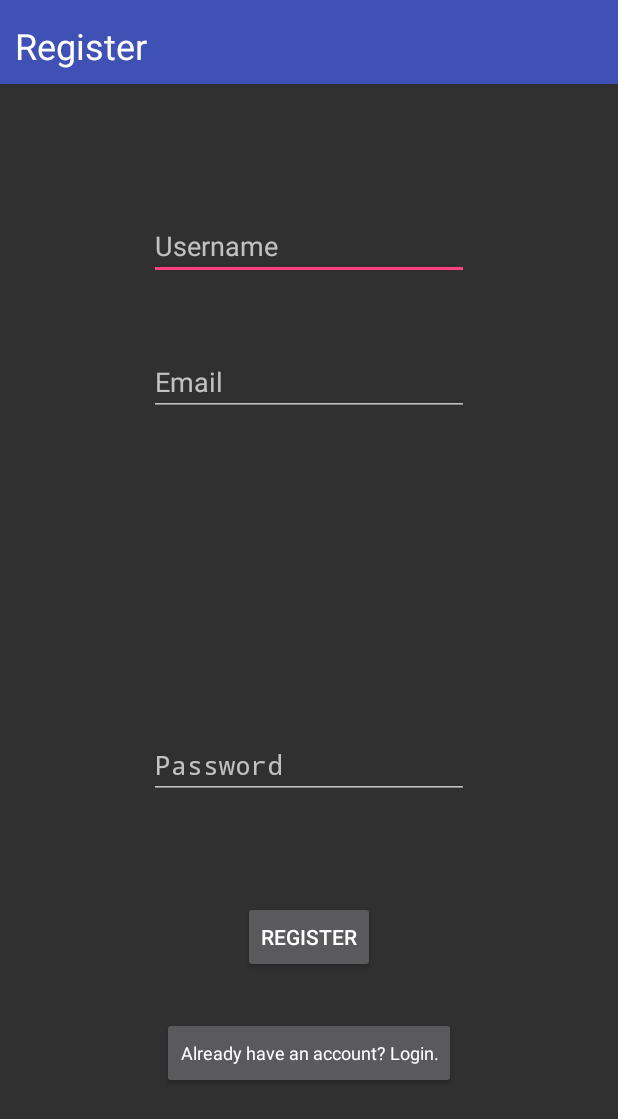
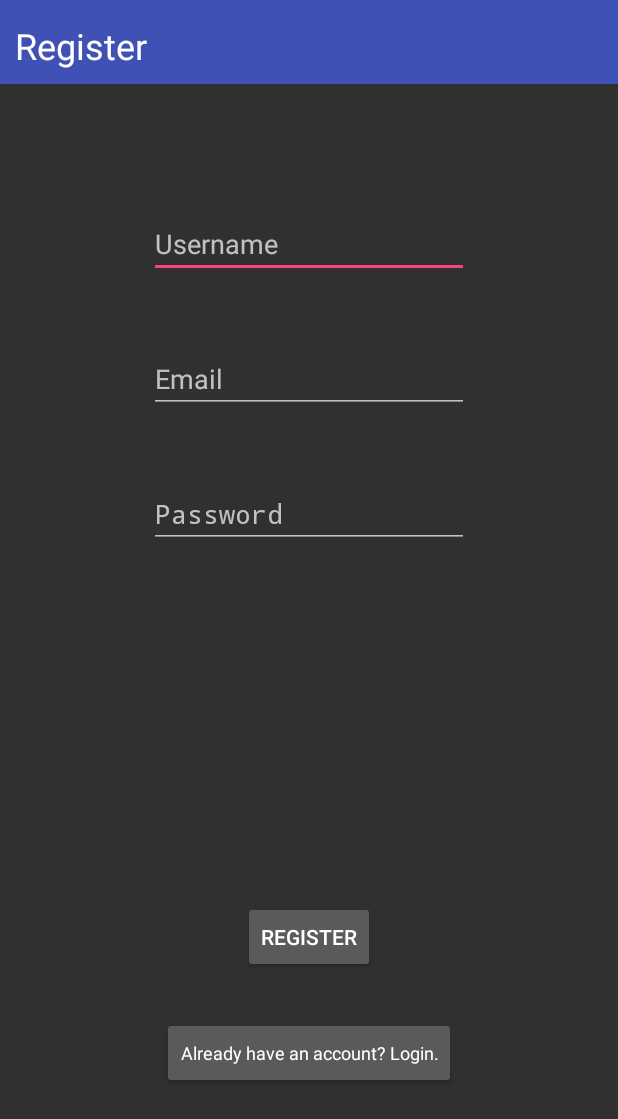
Before and after one commit to enjoybeta/ProjectHash, an Android app: the SignupActivity screen opened directly, with no data from a screen before it, on a phone screen of 412 x 824 dp. Shown: the top 1119 px of the screen. Run offline under Robolectric (Android 15) with nearby library versions, the phone set to English and light mode, and no system bars; network calls fail.

Commit message:
v1.3.5.1
change signup page format

```diff
--- a/mobile_app/app/src/main/res/layout/activity_signup.xml
+++ b/mobile_app/app/src/main/res/layout/activity_signup.xml
@@ -43,7 +43,7 @@
         android:id="@+id/editText3"
         android:layout_width="wrap_content"
         android:layout_height="wrap_content"
-        android:layout_marginTop="141dp"
+        android:layout_marginTop="140dp"
         android:ems="10"
         android:hint="@string/set_username"
         android:inputType="textPersonName"
@@ -55,7 +55,7 @@
         android:id="@+id/editText6"
         android:layout_width="wrap_content"
         android:layout_height="wrap_content"
-        android:layout_marginTop="232dp"
+        android:layout_marginTop="230dp"
         android:ems="10"
         android:hint="@string/set_email"
         android:inputType="textEmailAddress"
@@ -67,11 +67,11 @@
         android:id="@+id/editText7"
         android:layout_width="wrap_content"
         android:layout_height="wrap_content"
-        android:layout_marginBottom="291dp"
+        android:layout_marginTop="320dp"
         android:ems="10"
         android:hint="@string/set_password"
         android:inputType="textPassword"
-        app:layout_constraintBottom_toBottomOf="parent"
+        app:layout_constraintTop_toTopOf="parent"
         app:layout_constraintLeft_toLeftOf="parent"
         app:layout_constraintRight_toRightOf="parent" />
 
```
